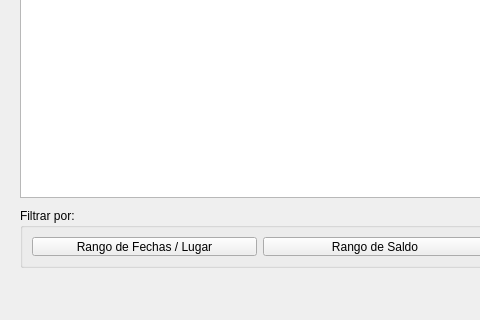
Old version of the form pktCuentasUI/mwVentana.ui in the repository Daleth50/MSC25_ACT_341; both pictures show x 0 to 480 and y 380 to 700 of the 1000 by 700 pixel window.
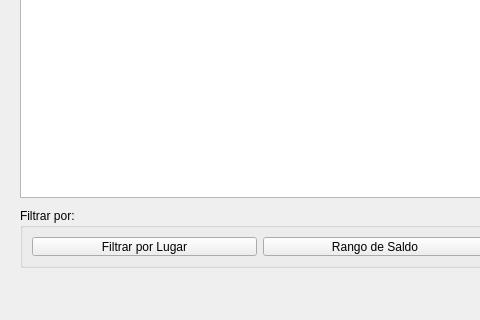
New version of the form. Icons and pictures are not drawn.

```diff
--- a/pktCuentasUI/mwVentana.ui
+++ b/pktCuentasUI/mwVentana.ui
@@ -61,7 +61,7 @@
                     <item>
                         <widget class="QPushButton" name="btnFiltroFechaLugar">
                             <property name="text">
-                                <string>Rango de Fechas / Lugar</string>
+                                <string>Filtrar por Lugar</string>
                             </property>
                         </widget>
                     </item>
```
